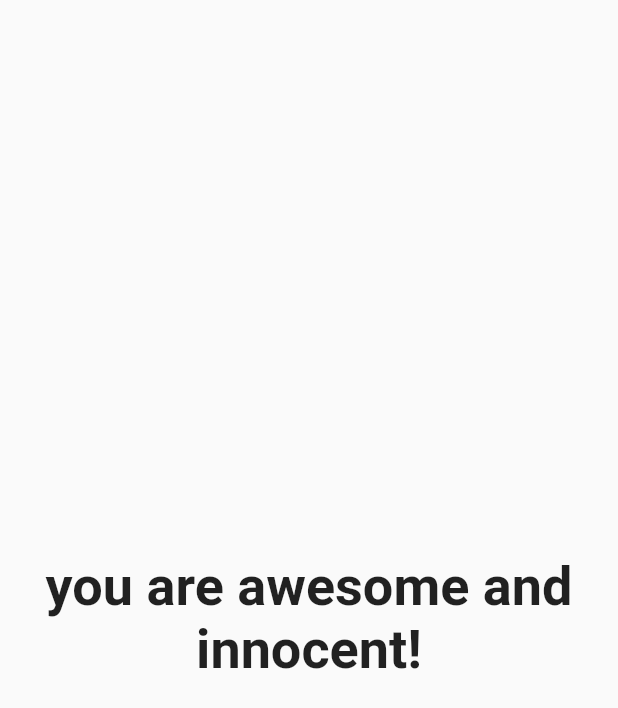
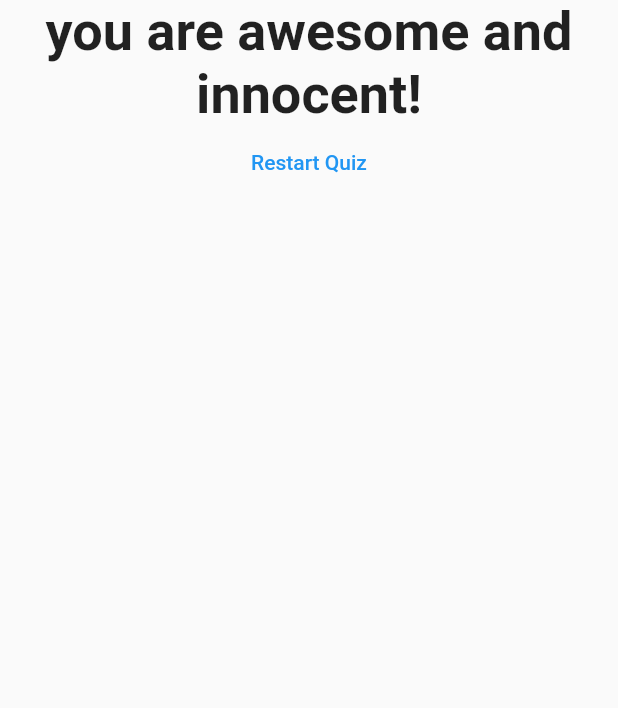
Before and after one commit to A-Falcon/flutter_complete_guide, a Flutter app: the Result widget shown alone on an empty page, opened directly with empty values, on a phone screen of 412 x 824 dp. Shown: the top 708 px of the screen. Run offline on Flutter 3.47's test engine with Material 2 defaults, Android fonts, the phone set to English and light mode, and no system bars.

Commit message:
add restart quiz button

```diff
--- a/lib/result.dart
+++ b/lib/result.dart
@@ -2,8 +2,9 @@ import 'package:flutter/material.dart';
 
 class Result extends StatelessWidget {
   final int resultScore;
+  final Function resetHandler;
 
-  Result(this.resultScore);
+  Result(this.resultScore, this.resetHandler);
 
   String get resultPhrase {
     String resultText;
@@ -22,10 +23,21 @@ class Result extends StatelessWidget {
   @override
   Widget build(BuildContext context) {
     return Center(
-      child: Text(
-        resultPhrase,
-        style: TextStyle(fontSize: 36, fontWeight: FontWeight.bold),
-        textAlign: TextAlign.center,
+      child: Column(
+        children: [
+          Text(
+            resultPhrase,
+            style: TextStyle(fontSize: 36, fontWeight: FontWeight.bold),
+            textAlign: TextAlign.center,
+          ),
+          FlatButton(
+            child: Text(
+              'Restart Quiz',
+            ),
+            textColor: Colors.blue,
+            onPressed: resetHandler,
+          )
+        ],
       ),
     );
   }
```
Also changed, not shown: lib/main.dart (+11 -2 lines).
